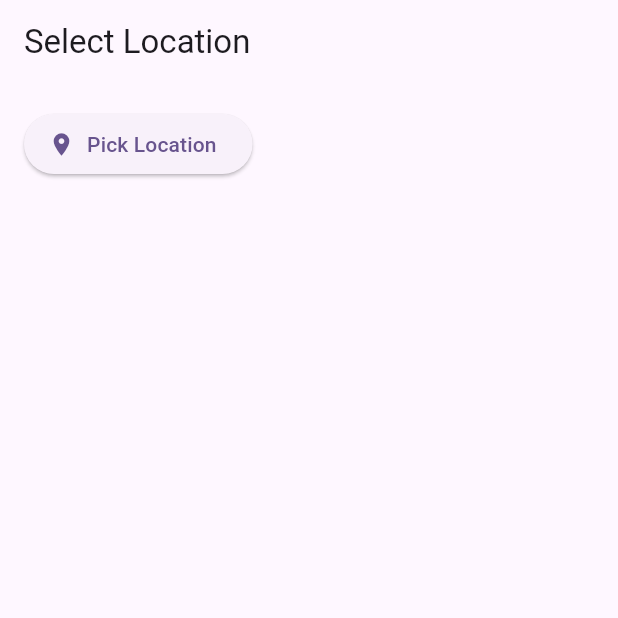
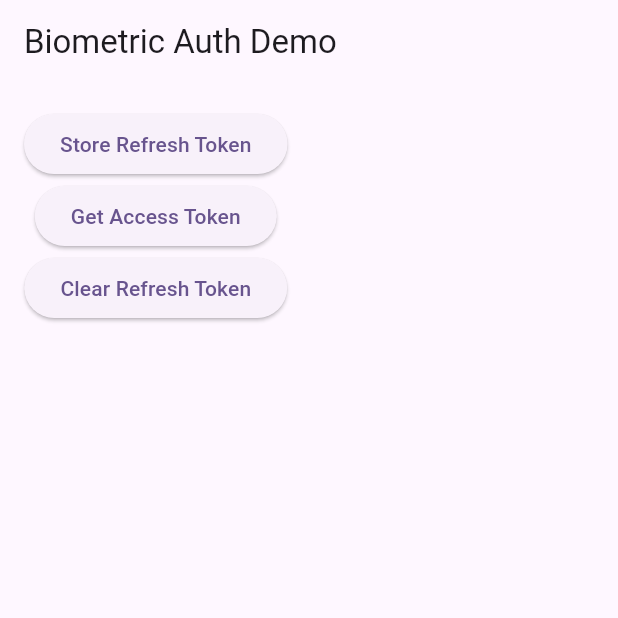
Before and after one commit to godgiftedboy/Simple-Location-Picker, a Flutter app: the screen it shows after launch, on a phone screen of 412 x 824 dp, the top half of it. Run offline on Flutter 3.47's test engine with Material 3 defaults, Android fonts, the phone set to English and light mode, and no system bars; our stand-ins replace dio, flutter_typeahead, pretty_dio_logger; missing offline and left inert: biometric_storage, flutter_osm_plugin.

Commit message:
chore: simple biometric demo

```diff
--- /dev/null
+++ b/lib/biometric/biometric_page.dart
@@ -0,0 +1,58 @@
+import 'package:flutter/material.dart';
+import 'package:simple_location_picker/biometric/biometric_service.dart';
+
+class BiometricPage extends StatefulWidget {
+  const BiometricPage({super.key});
+
+  @override
+  State<BiometricPage> createState() => _BiometricPageState();
+}
+
+class _BiometricPageState extends State<BiometricPage> {
+  final authService = BiometricAuthService();
+  @override
+  Widget build(BuildContext context) {
+    return Scaffold(
+      appBar: AppBar(title: const Text('Biometric Auth Demo')),
+      body: Padding(
+        padding: const EdgeInsets.all(16.0),
+        child: Column(
+          children: [
+            ElevatedButton(
+              onPressed: () async {
+                // Simulate storing refresh token after normal login
+                await authService.storeRefreshToken(
+                    context, 'my_refresh_token_from_server');
+              },
+              child: const Text('Store Refresh Token'),
+            ),
+            ElevatedButton(
+              onPressed: () async {
+                // Retrieve access token via biometric authentication
+                final accessToken = await authService.getAccessToken(context);
+                if (accessToken != null) {
+                  print("Access Token: $accessToken");
+                  ScaffoldMessenger.of(context).showSnackBar(
+                    SnackBar(
+                      content: Text('Access Token retrieved! $accessToken'),
+                    ),
+                  );
+                }
+              },
+              child: const Text('Get Access Token'),
+            ),
+            ElevatedButton(
+              onPressed: () async {
+                await authService.clearRefreshToken(context);
+                ScaffoldMessenger.of(context).showSnackBar(
+                  const SnackBar(content: Text('Refresh token cleared')),
+                );
+              },
+              child: const Text('Clear Refresh Token'),
+            ),
+          ],
+        ),
+      ),
+    );
+  }
+}
--- /dev/null
+++ b/lib/biometric/biometric_service.dart
@@ -0,0 +1,74 @@
+import 'dart:developer';
+
+import 'package:biometric_storage/biometric_storage.dart';
+import 'package:flutter/material.dart';
+
+class BiometricAuthService {
+  static const _refreshTokenKey = 'refresh_token';
+
+  /// Store refresh token securely with biometric protection
+  Future<void> storeRefreshToken(BuildContext context, String token) async {
+    final canAuth = await BiometricStorage().canAuthenticate();
+    if (canAuth != CanAuthenticateResponse.success) {
+      ScaffoldMessenger.of(context).showSnackBar(
+        SnackBar(
+            content: Text(
+                "Biometric authentication not available: ${canAuth.toString()}")),
+      );
+      return;
+    }
+
+    final storage = await BiometricStorage().getStorage(
+      _refreshTokenKey,
+      options: StorageFileInitOptions(
+        authenticationRequired: true,
+      ),
+    );
+
+    await storage.write(token);
+    ScaffoldMessenger.of(context).showSnackBar(
+      const SnackBar(
+          content: Text("✅ Refresh token stored securely with biometrics")),
+    );
+  }
+
+  /// Retrieve refresh token (prompts biometric authentication)
+  Future<String?> getRefreshToken(BuildContext context) async {
+    try {
+      final storage = await BiometricStorage().getStorage(_refreshTokenKey);
+      final token = await storage.read(); // Biometric prompt occurs here
+      log("Refresh Token $token");
+      return token;
+    } catch (e) {
+      ScaffoldMessenger.of(context).showSnackBar(
+        const SnackBar(content: Text("❌ Failed to retrieve refresh token")),
+      );
+      return null;
+    }
+  }
+
+  /// Fetch a new access token using the refresh token
+  Future<String?> getAccessToken(BuildContext context) async {
+    final refreshToken = await getRefreshToken(context);
+    if (refreshToken == null) return null;
+
+    try {
+      await Future.delayed(const Duration(milliseconds: 700));
+      return "new_access_token"; // Simulated new access token
+    } catch (e) {
+      ScaffoldMessenger.of(context).showSnackBar(
+        const SnackBar(content: Text("❌ Error during token refresh")),
+      );
+      return null;
+    }
+  }
+
+  /// Clear stored refresh token
+  Future<void> clearRefreshToken(BuildContext context) async {
+    final storage = await BiometricStorage().getStorage(_refreshTokenKey);
+    await storage.delete();
+    ScaffoldMessenger.of(context).showSnackBar(
+      const SnackBar(content: Text("Refresh token cleared")),
+    );
+  }
+}
--- a/lib/main.dart
+++ b/lib/main.dart
@@ -1,7 +1,8 @@
 import 'package:flutter/material.dart';
-import 'package:simple_location_picker/location_page_here.dart';
+import 'package:simple_location_picker/biometric/biometric_page.dart';
 
-void main() {
+void main() async {
+  WidgetsFlutterBinding.ensureInitialized(); // Important!
   runApp(const MyApp());
 }
 
@@ -16,7 +17,7 @@
         colorScheme: ColorScheme.fromSeed(seedColor: Colors.deepPurple),
         useMaterial3: true,
       ),
-      home: const LocationSelectPage(),
+      home: const BiometricPage(),
     );
   }
 }
--- a/pubspec.yaml
+++ b/pubspec.yaml
@@ -39,6 +39,7 @@ dependencies:
   dio: ^5.9.0
   pretty_dio_logger: ^1.4.0
   flutter_typeahead: ^5.2.0
+  biometric_storage: ^5.0.1
 
 dev_dependencies:
   flutter_test:
```
Also changed, not shown: 3 other files.
